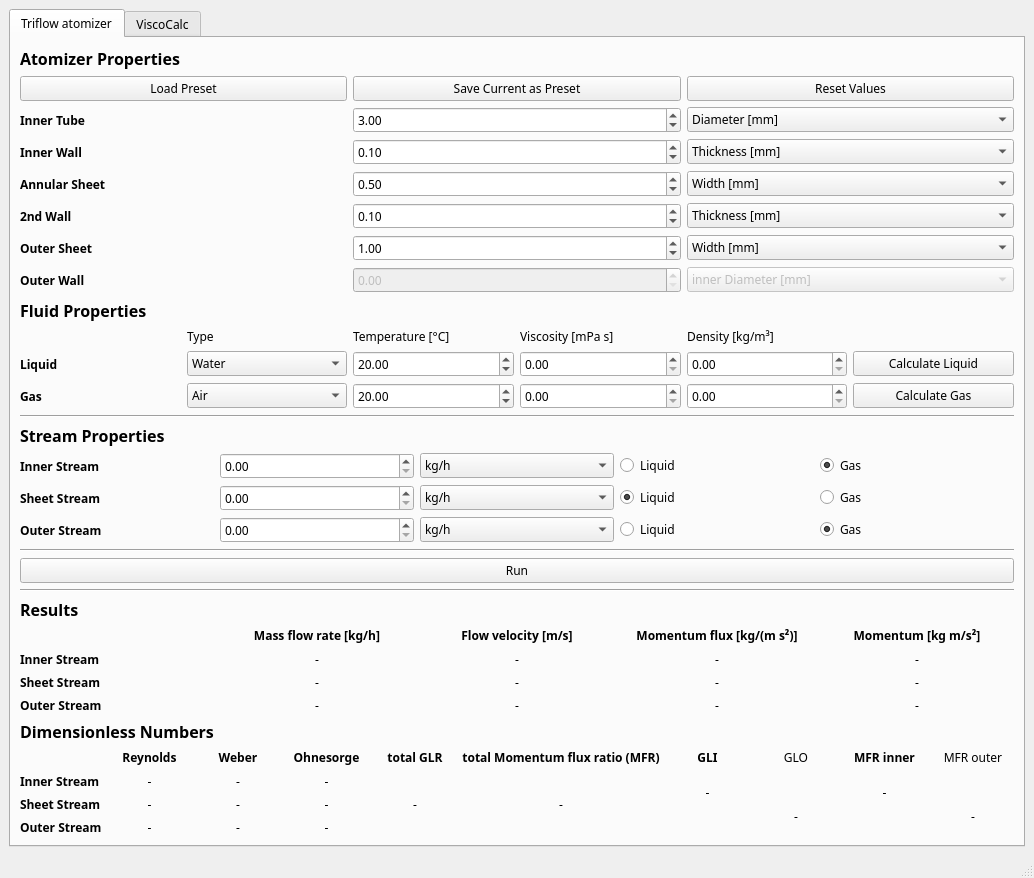
Qt form GUI/mainWindow.ui (realize-1337/Atomizer-Toolbox) before a commit.
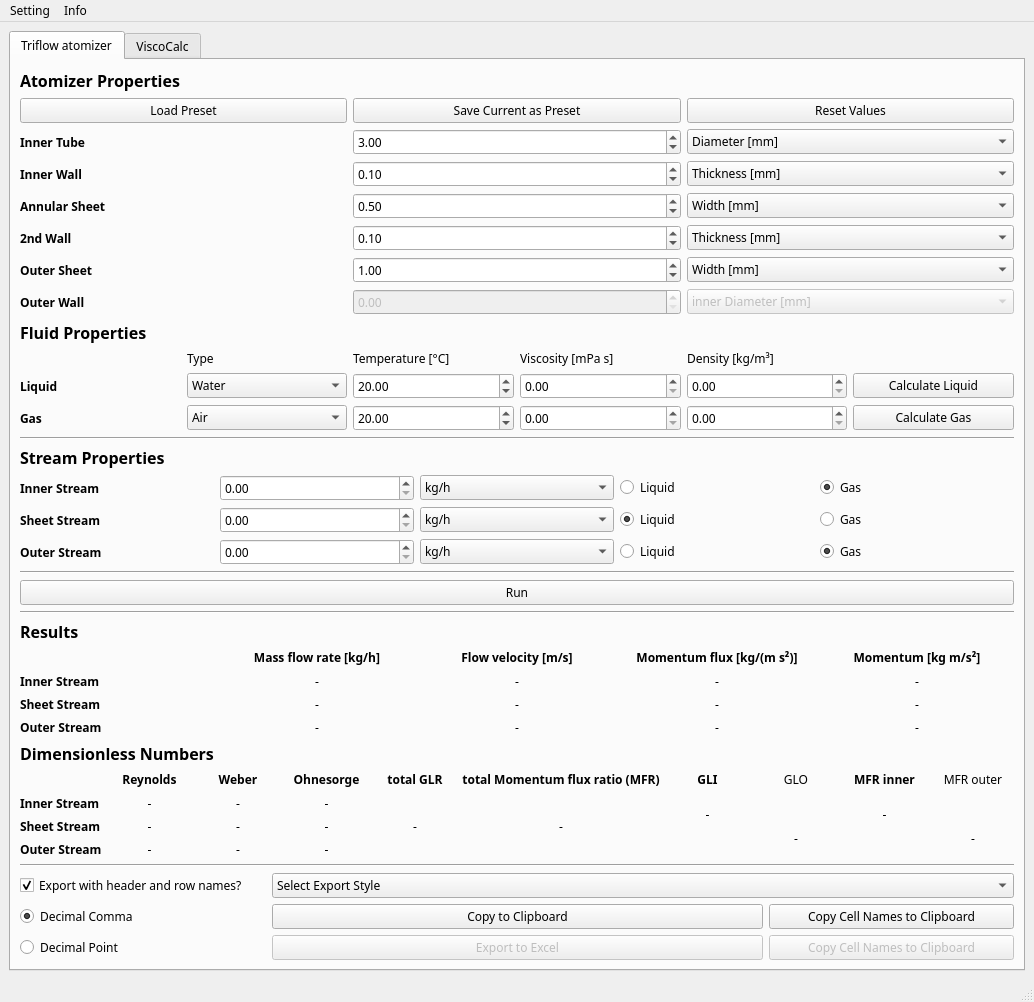
The same form after that commit.

Patch:
```diff
--- a/GUI/mainWindow.ui
+++ b/GUI/mainWindow.ui
@@ -7,7 +7,7 @@
     <x>0</x>
     <y>0</y>
     <width>1034</width>
-    <height>789</height>
+    <height>886</height>
    </rect>
   </property>
   <property name="font">
@@ -914,6 +914,96 @@
           </item>
          </layout>
         </item>
+        <item row="12" column="0">
+         <layout class="QGridLayout" name="gridLayout_9">
+          <item row="2" column="2" colspan="2">
+           <widget class="QPushButton" name="cpToExcel">
+            <property name="enabled">
+             <bool>false</bool>
+            </property>
+            <property name="text">
+             <string>Export to Excel</string>
+            </property>
+           </widget>
+          </item>
+          <item row="0" column="1">
+           <widget class="QCheckBox" name="headerCheck">
+            <property name="text">
+             <string>Export with header and row names?</string>
+            </property>
+            <property name="checked">
+             <bool>true</bool>
+            </property>
+           </widget>
+          </item>
+          <item row="2" column="1">
+           <widget class="QRadioButton" name="radioPoint">
+            <property name="text">
+             <string>Decimal Point</string>
+            </property>
+            <property name="checked">
+             <bool>false</bool>
+            </property>
+            <attribute name="buttonGroup">
+             <string notr="true">buttonGroup_4</string>
+            </attribute>
+           </widget>
+          </item>
+          <item row="1" column="1">
+           <widget class="QRadioButton" name="radioComma">
+            <property name="text">
+             <string>Decimal Comma</string>
+            </property>
+            <property name="checked">
+             <bool>true</bool>
+            </property>
+            <attribute name="buttonGroup">
+             <string notr="true">buttonGroup_4</string>
+            </attribute>
+           </widget>
+          </item>
+          <item row="1" column="4">
+           <widget class="QPushButton" name="cellToClip">
+            <property name="text">
+             <string>Copy Cell Names to Clipboard</string>
+            </property>
+           </widget>
+          </item>
+          <item row="1" column="2" colspan="2">
+           <widget class="QPushButton" name="cpToclip">
+            <property name="text">
+             <string>Copy to Clipboard</string>
+            </property>
+           </widget>
+          </item>
+          <item row="0" column="2" colspan="3">
+           <widget class="QComboBox" name="exportStyleBox">
+            <item>
+             <property name="text">
+              <string>Select Export Style</string>
+             </property>
+            </item>
+           </widget>
+          </item>
+          <item row="2" column="4">
+           <widget class="QPushButton" name="cellToExcel">
+            <property name="enabled">
+             <bool>false</bool>
+            </property>
+            <property name="text">
+             <string>Copy Cell Names to Clipboard</string>
+            </property>
+           </widget>
+          </item>
+         </layout>
+        </item>
+        <item row="7" column="0">
+         <widget class="Line" name="line">
+          <property name="orientation">
+           <enum>Qt::Horizontal</enum>
+          </property>
+         </widget>
+        </item>
         <item row="10" column="0">
          <layout class="QGridLayout" name="gridLayout_7">
           <item row="1" column="4">
@@ -1267,6 +1357,13 @@
           </property>
          </widget>
         </item>
+        <item row="11" column="0">
+         <widget class="Line" name="line_4">
+          <property name="orientation">
+           <enum>Qt::Horizontal</enum>
+          </property>
+         </widget>
+        </item>
        </layout>
       </widget>
       <widget class="QWidget" name="tab_2">
@@ -1349,6 +1446,21 @@
      <height>21</height>
     </rect>
    </property>
+   <widget class="QMenu" name="menuSetting">
+    <property name="title">
+     <string>Setting</string>
+    </property>
+    <addaction name="actionEdit_and_Create_Export_Presets"/>
+   </widget>
+   <widget class="QMenu" name="menuInfo">
+    <property name="title">
+     <string>Info</string>
+    </property>
+    <addaction name="actionGo_to_default_path"/>
+    <addaction name="actionAbout"/>
+   </widget>
+   <addaction name="menuSetting"/>
+   <addaction name="menuInfo"/>
   </widget>
   <widget class="QStatusBar" name="statusbar"/>
  </widget>
```
Left out of the diff: 23 changed lines with no effect on the pictures.
